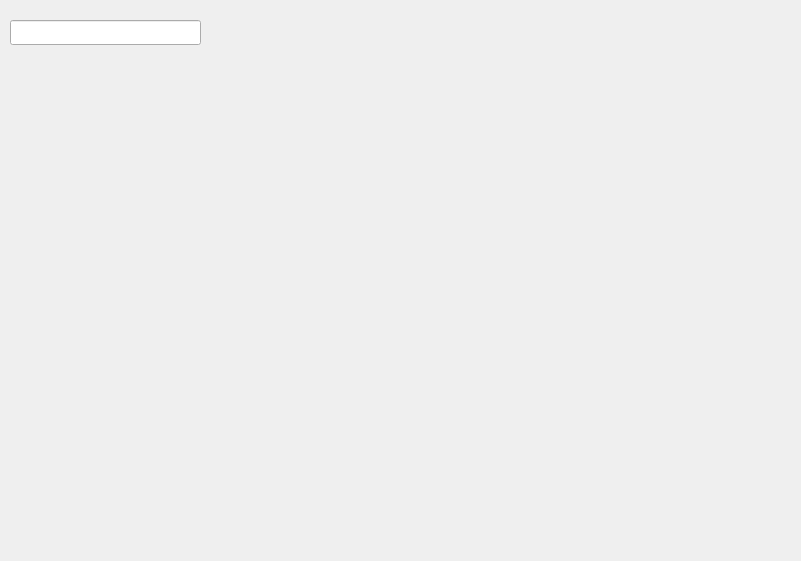
Above: spanshroutewidget.ui from alexzk1/ed_highway before the change. Below: the same form after it.
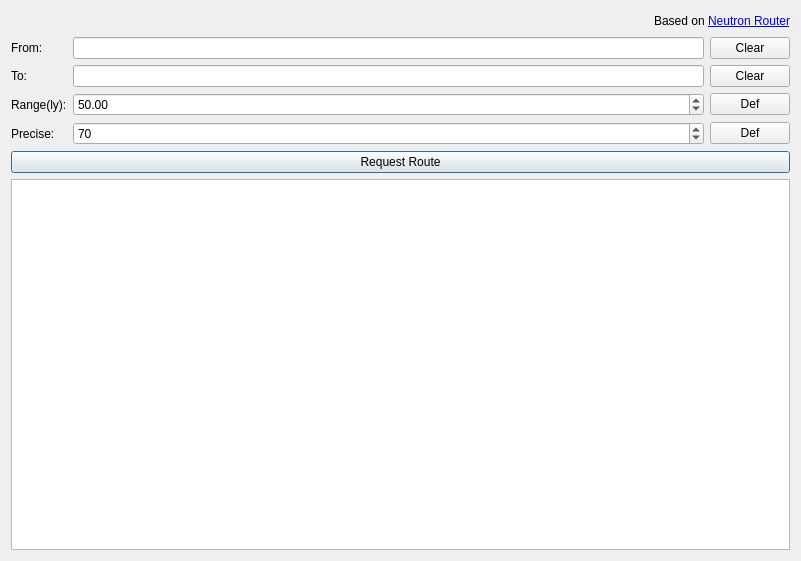
That is the form after the change.

Commit message: plotter works, keeps all things between restarts

The edit to the form file:
```diff
--- a/spanshroutewidget.ui
+++ b/spanshroutewidget.ui
@@ -13,16 +13,209 @@
   <property name="windowTitle">
    <string>Form</string>
   </property>
-  <widget class="QLineEdit" name="fromE">
-   <property name="geometry">
-    <rect>
-     <x>10</x>
-     <y>20</y>
-     <width>191</width>
-     <height>25</height>
-    </rect>
-   </property>
-  </widget>
+  <layout class="QVBoxLayout" name="verticalLayout">
+   <item>
+    <layout class="QHBoxLayout" name="horizontalLayout">
+     <item>
+      <spacer name="horizontalSpacer">
+       <property name="orientation">
+        <enum>Qt::Horizontal</enum>
+       </property>
+       <property name="sizeHint" stdset="0">
+        <size>
+         <width>40</width>
+         <height>20</height>
+        </size>
+       </property>
+      </spacer>
+     </item>
+     <item>
+      <widget class="QLabel" name="label">
+       <property name="sizePolicy">
+        <sizepolicy hsizetype="Preferred" vsizetype="Preferred">
+         <horstretch>0</horstretch>
+         <verstretch>0</verstretch>
+        </sizepolicy>
+       </property>
+       <property name="text">
+        <string>&lt;html&gt;&lt;head/&gt;&lt;body&gt;&lt;p&gt;Based on &lt;a href=&quot;https://www.spansh.co.uk/plotter&quot;&gt;&lt;span style=&quot; text-decoration: underline; color:#0000ff;&quot;&gt;Neutron Router&lt;/span&gt;&lt;/a&gt;&lt;/p&gt;&lt;/body&gt;&lt;/html&gt;</string>
+       </property>
+       <property name="openExternalLinks">
+        <bool>true</bool>
+       </property>
+      </widget>
+     </item>
+    </layout>
+   </item>
+   <item>
+    <layout class="QGridLayout" name="gridLayout">
+     <item row="0" column="4" colspan="2">
+      <widget class="QPushButton" name="pushButton_3">
+       <property name="text">
+        <string>Clear</string>
+       </property>
+      </widget>
+     </item>
+     <item row="2" column="2" colspan="2">
+      <widget class="QDoubleSpinBox" name="spinBoxRange">
+       <property name="sizePolicy">
+        <sizepolicy hsizetype="Minimum" vsizetype="Fixed">
+         <horstretch>3</horstretch>
+         <verstretch>0</verstretch>
+        </sizepolicy>
+       </property>
+       <property name="minimum">
+        <double>1.000000000000000</double>
+       </property>
+       <property name="maximum">
+        <double>200.000000000000000</double>
+       </property>
+       <property name="stepType">
+        <enum>QAbstractSpinBox::AdaptiveDecimalStepType</enum>
+       </property>
+       <property name="value">
+        <double>50.000000000000000</double>
+       </property>
+      </widget>
+     </item>
+     <item row="3" column="2" colspan="2">
+      <widget class="QSpinBox" name="spinBoxPrecise">
+       <property name="sizePolicy">
+        <sizepolicy hsizetype="Minimum" vsizetype="Fixed">
+         <horstretch>3</horstretch>
+         <verstretch>0</verstretch>
+        </sizepolicy>
+       </property>
+       <property name="minimum">
+        <number>1</number>
+       </property>
+       <property name="maximum">
+        <number>100</number>
+       </property>
+       <property name="value">
+        <number>70</number>
+       </property>
+      </widget>
+     </item>
+     <item row="1" column="0">
+      <widget class="QLabel" name="label_2">
+       <property name="text">
+        <string>To:</string>
+       </property>
+       <property name="buddy">
+        <cstring>toE</cstring>
+       </property>
+      </widget>
+     </item>
+     <item row="3" column="4" colspan="2">
+      <widget class="QPushButton" name="pushButton">
+       <property name="text">
+        <string>Def</string>
+       </property>
+      </widget>
+     </item>
+     <item row="3" column="0" colspan="2">
+      <widget class="QLabel" name="label_4">
+       <property name="text">
+        <string>Precise:</string>
+       </property>
+       <property name="buddy">
+        <cstring>spinBoxPrecise</cstring>
+       </property>
+      </widget>
+     </item>
+     <item row="0" column="0">
+      <widget class="QLabel" name="labelFrom">
+       <property name="text">
+        <string>From:</string>
+       </property>
+       <property name="buddy">
+        <cstring>fromE</cstring>
+       </property>
+      </widget>
+     </item>
+     <item row="0" column="2" colspan="2">
+      <widget class="QLineEdit" name="fromE">
+       <property name="sizePolicy">
+        <sizepolicy hsizetype="Expanding" vsizetype="Fixed">
+         <horstretch>3</horstretch>
+         <verstretch>0</verstretch>
+        </sizepolicy>
+       </property>
+      </widget>
+     </item>
+     <item row="1" column="4" colspan="2">
+      <widget class="QPushButton" name="pushButton_4">
+       <property name="text">
+        <string>Clear</string>
+       </property>
+      </widget>
+     </item>
+     <item row="1" column="2" colspan="2">
+      <widget class="QLineEdit" name="toE">
+       <property name="sizePolicy">
+        <sizepolicy hsizetype="Expanding" vsizetype="Fixed">
+         <horstretch>3</horstretch>
+         <verstretch>0</verstretch>
+        </sizepolicy>
+       </property>
+      </widget>
+     </item>
+     <item row="2" column="4" colspan="2">
+      <widget class="QPushButton" name="pushButton_2">
+       <property name="text">
+        <string>Def</string>
+       </property>
+      </widget>
+     </item>
+     <item row="2" column="0" colspan="2">
+      <widget class="QLabel" name="label_3">
+       <property name="text">
+        <string>Range(ly):</string>
+       </property>
+       <property name="buddy">
+        <cstring>spinBoxRange</cstring>
+       </property>
+      </widget>
+     </item>
+     <item row="4" column="0" colspan="6">
+      <widget class="QPushButton" name="btnRoute">
+       <property name="text">
+        <string>Request Route</string>
+       </property>
+       <property name="default">
+        <bool>true</bool>
+       </property>
+      </widget>
+     </item>
+    </layout>
+   </item>
+   <item>
+    <widget class="QTableView" name="tableView">
+     <property name="sizePolicy">
+      <sizepolicy hsizetype="Expanding" vsizetype="Expanding">
+       <horstretch>0</horstretch>
+       <verstretch>3</verstretch>
+      </sizepolicy>
+     </property>
+     <property name="toolTip">
+      <string>Selected row is copied to clipboard immediatly.</string>
+     </property>
+     <property name="sizeAdjustPolicy">
+      <enum>QAbstractScrollArea::AdjustIgnored</enum>
+     </property>
+     <property name="alternatingRowColors">
+      <bool>true</bool>
+     </property>
+     <property name="selectionMode">
+      <enum>QAbstractItemView::SingleSelection</enum>
+     </property>
+     <property name="selectionBehavior">
+      <enum>QAbstractItemView::SelectRows</enum>
+     </property>
+    </widget>
+   </item>
+  </layout>
  </widget>
  <resources/>
  <connections/>
```
Left out of the diff: 11 changed lines with no effect on the pictures. The commit also changes 15 other files.
